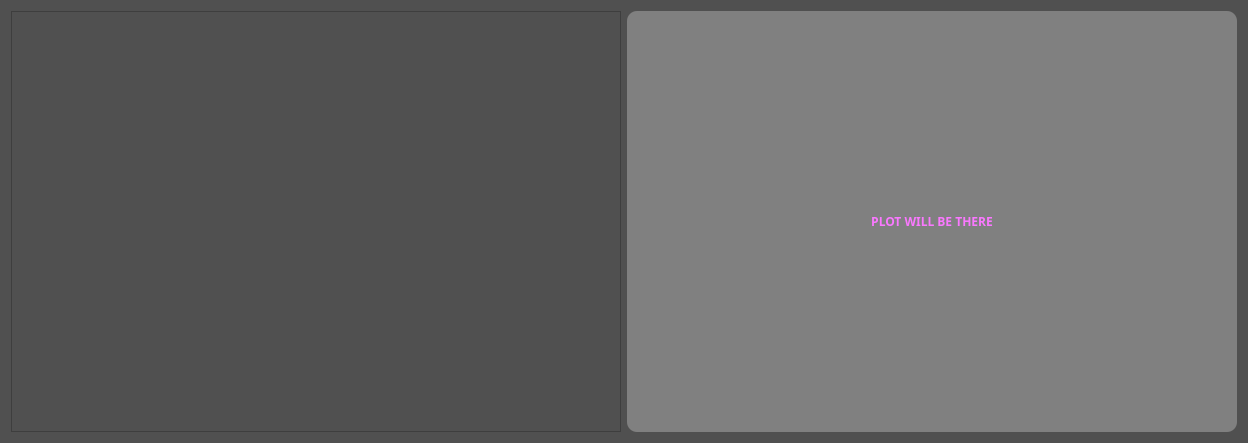
This is interfaces/result_widget.ui in plailok/python_SurfaceFreeEnergy_pyqt as Qt 5 draws it before an edit. The edited form follows.
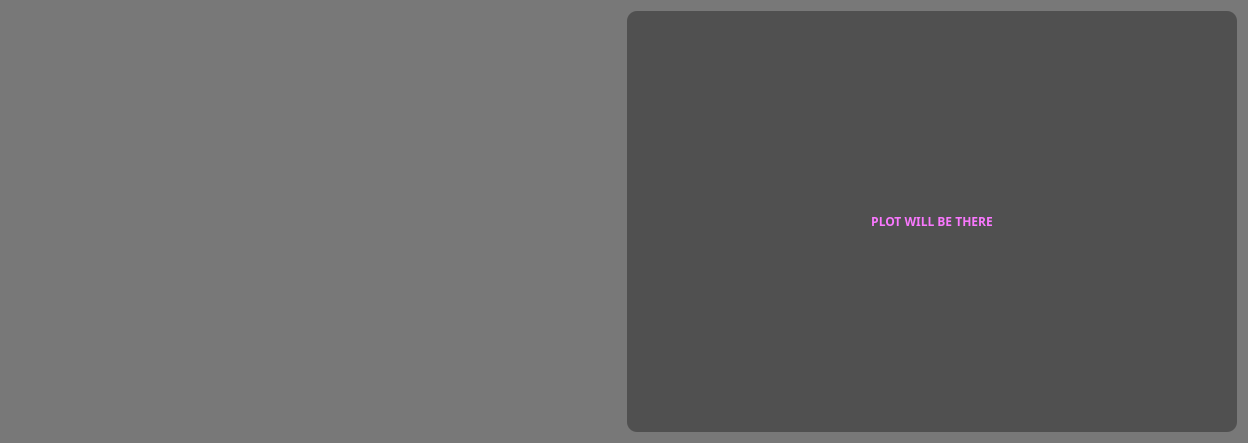
This is the edited form.

```diff
--- a/interfaces/result_widget.ui
+++ b/interfaces/result_widget.ui
@@ -10,16 +10,23 @@
     <height>443</height>
    </rect>
   </property>
+  <property name="minimumSize">
+   <size>
+    <width>0</width>
+    <height>400</height>
+   </size>
+  </property>
   <property name="windowTitle">
    <string>Form</string>
   </property>
   <property name="styleSheet">
    <string notr="true">QWidget{
-	background-color: rgb(80, 80, 80);
+	background-color: rgb(120, 120, 120);
+	border-radius: 10px;
 }
 QLabel{
 	color:  rgb(250, 120, 255);
-	background-color: grey;
+	background-color: rgb(80, 80, 80);
 	border-radius: 10px;
 	font: bold, 14px
 }
```
Left out of the diff: 4 changed lines with no effect on the pictures.
